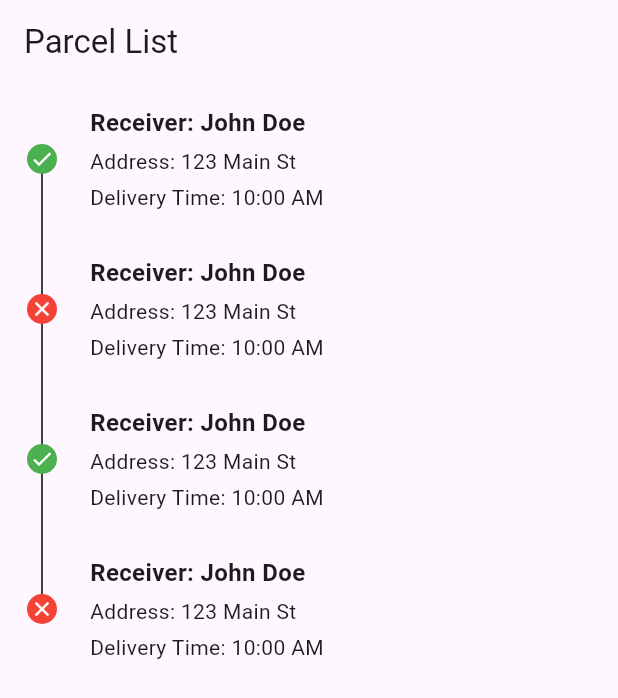
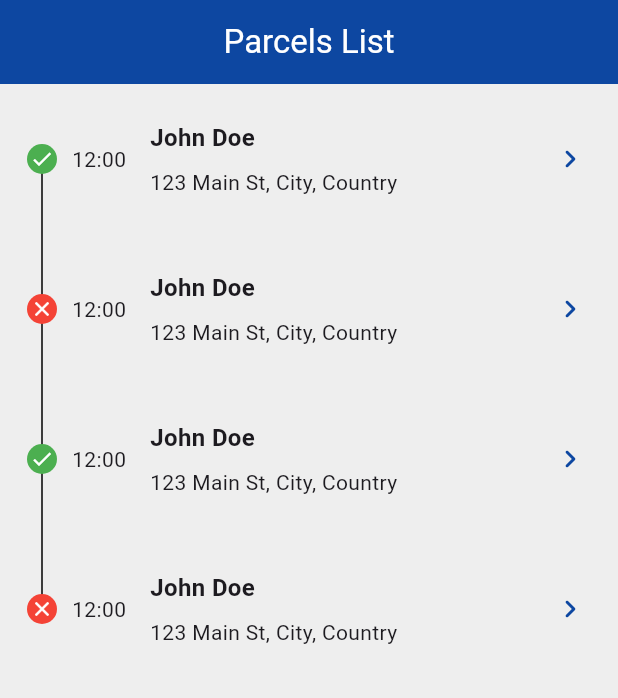
Before and after one commit to AbdullahCheema35/RouteOptima-Mobile-App, a Flutter app: the ParcelListPage screen opened directly, on a phone screen of 412 x 824 dp. Shown: the top 698 px of the screen. Run offline on Flutter 3.47's test engine with Material 3 defaults, Android fonts, the phone set to English and light mode, and no system bars; our stand-ins replace cloud_firestore, firebase_core, fl_chart, flutter_riverpod, geolocator; accounts and stored records are empty.

Commit message:
Built Parcel Details UI and also completed Parcels List UI

```diff
--- a/lib/parcel_list_screen.dart
+++ b/lib/parcel_list_screen.dart
@@ -1,10 +1,12 @@
 import 'package:flutter/material.dart';
 
 void main() {
-  runApp(RouteOptimaApp());
+  runApp(const RouteOptimaApp());
 }
 
 class RouteOptimaApp extends StatelessWidget {
+  const RouteOptimaApp({super.key});
+
   @override
   Widget build(BuildContext context) {
     return MaterialApp(
@@ -16,28 +18,38 @@ class RouteOptimaApp extends StatelessWidget {
 
 class ParcelListPage extends StatelessWidget {
   // Example list of parcels
-  final List<Map<String, bool>> parcels = [
+  final List<Map<String, dynamic>> parcels = [
     {
       'delivered': true,
+      'time': '11:30 AM',
     },
     {
       'delivered': false,
+      'time': '12:00 PM',
     },
     {
       'delivered': true,
+      'time': '12:00 PM',
     },
     {
       'delivered': false,
+      'time': '12:00 PM',
     },
     // Add more parcels as needed
   ];
+
+  ParcelListPage({super.key});
 
   @override
   Widget build(BuildContext context) {
     return Scaffold(
       appBar: AppBar(
-        title: Text('Parcel List'),
+        backgroundColor: Colors.blue.shade900,
+        foregroundColor: Colors.white,
+        centerTitle: true,
+        title: const Text('Parcels List'),
       ),
+      backgroundColor: Colors.grey.shade200,
       body: ListView.builder(
         itemCount: parcels.length,
         itemBuilder: (BuildContext context, int index) {
@@ -47,11 +59,11 @@ class ParcelListPage extends StatelessWidget {
     );
   }
 
-  Widget buildParcelContainer(Map<String, bool> parcel, int idx) {
+  Widget buildParcelContainer(Map<String, dynamic> parcel, int idx) {
     return Container(
       height: 100, // Fixed height for each parcel container
       width: double.infinity, // Occupy all screen width
-      padding: EdgeInsets.fromLTRB(8.0, 0, 8.0, 0),
+      padding: const EdgeInsets.fromLTRB(8.0, 0, 8.0, 0),
       child: Row(
         children: [
           // Left column with circles and lines
@@ -78,24 +90,34 @@ class ParcelListPage extends StatelessWidget {
               ),
             ),
           ),
-          SizedBox(width: 12.0), // Add spacing between the columns
+          // const SizedBox(width: 12.0), // Add spacing between the columns
+          Container(
+            width: 40.0, // Width for the left column
+            child: const Text('12:00'),
+          ),
+
+          const SizedBox(width: 12.0), // Add spacing between the columns
 
           // Right column with parcel details
-          Expanded(
+          const Expanded(
             child: Column(
               crossAxisAlignment: CrossAxisAlignment.start,
               mainAxisAlignment: MainAxisAlignment.center,
               children: [
                 Text(
-                  'Receiver: John Doe', // Replace with actual receiver name
+                  'John Doe', // Replace with actual receiver name
                   style: TextStyle(fontSize: 16.0, fontWeight: FontWeight.bold),
                 ),
-                SizedBox(height: 4.0),
-                Text('Address: 123 Main St'), // Replace with actual address
-                SizedBox(height: 4.0),
-                Text('Delivery Time: 10:00 AM'), // Replace with actual time
+                SizedBox(height: 8.0),
+                Text(
+                    '123 Main St, City, Country'), // Replace with actual address
               ],
             ),
+          ),
+          IconButton(
+            onPressed: () {},
+            icon: const Icon(Icons.navigate_next_rounded),
+            color: Colors.blue.shade900,
           ),
         ],
       ),
```
Also changed, not shown: lib/parcel_details_screen.dart (added, +195 -0 lines).
